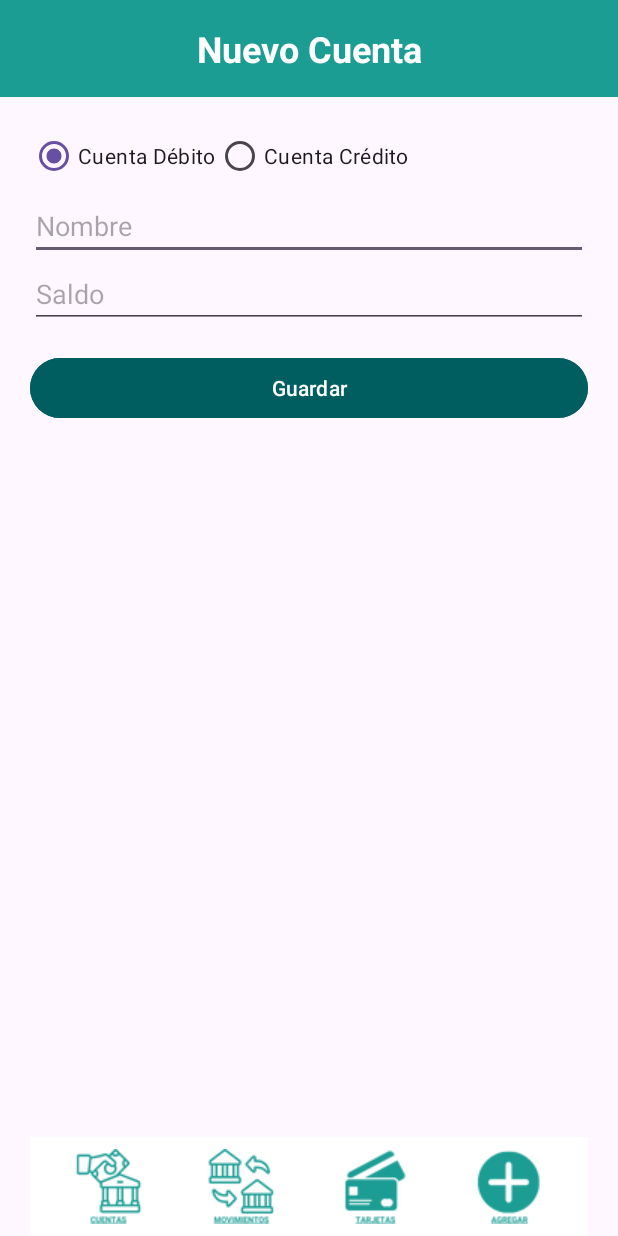
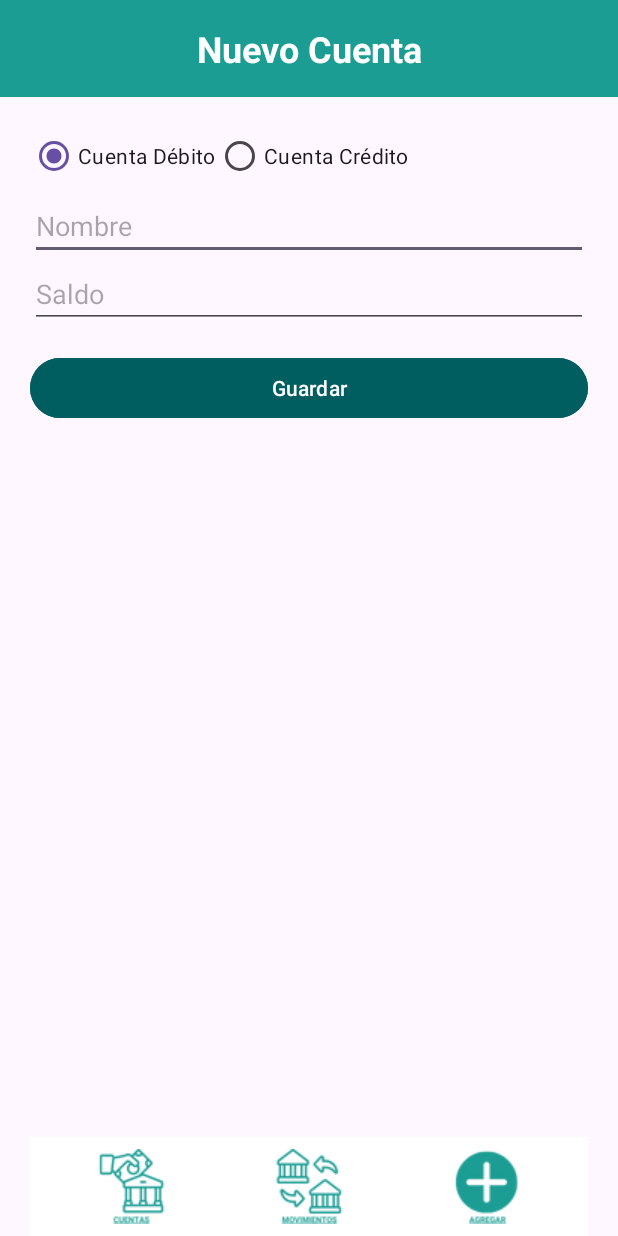
Before and after one commit to PauloMendCu/MoneyMate, an Android app: the CuentasActivity screen opened directly, with no data from a screen before it, after a tap on "AGREGAR CUENTA", on a phone screen of 412 x 824 dp. Run offline under Robolectric (Android 15) with nearby library versions, the phone set to English and light mode, and no system bars; 2 statements that could not run were skipped.

Commit message:
borrando Menu

```diff
--- a/app/src/main/java/com/example/moneymate/CuentasActivity.java
+++ b/app/src/main/java/com/example/moneymate/CuentasActivity.java
@@ -92,14 +92,7 @@ public class CuentasActivity extends AppCompatActivity {
             }
         });
 
-        ImageButton btnVerTarjetas = findViewById(R.id.btnTarjetas);
-        btnVerTarjetas.setOnClickListener(new View.OnClickListener() {
-            @Override
-            public void onClick(View view) {
-                Intent intent = new Intent(CuentasActivity.this, TarjetasCreditoActivity.class);
-                startActivity(intent);
-            }
-        });
+
 
         // Botón para registrar nuevo movimiento
         ImageButton btnNuevoMovimiento = findViewById(R.id.btn_nuevo_movimiento);
--- a/app/src/main/java/com/example/moneymate/NuevaCuentaActivity.java
+++ b/app/src/main/java/com/example/moneymate/NuevaCuentaActivity.java
@@ -56,14 +56,7 @@ public class NuevaCuentaActivity extends AppCompatActivity {
             }
         });
 
-        ImageButton btnVerTarjetas = findViewById(R.id.btnTarjetas);
-        btnVerTarjetas.setOnClickListener(new View.OnClickListener() {
-            @Override
-            public void onClick(View view) {
-                Intent intent = new Intent(NuevaCuentaActivity.this, TarjetasCreditoActivity.class);
-                startActivity(intent);
-            }
-        });
+
         // Botón para ver movimientos
         ImageButton btnVerMovimientos = findViewById(R.id.btn_ver_movimientos);
         btnVerMovimientos.setOnClickListener(new View.OnClickListener() {
--- a/app/src/main/res/layout/activity_nuevacuenta.xml
+++ b/app/src/main/res/layout/activity_nuevacuenta.xml
@@ -118,15 +118,6 @@
                     android:background="@android:color/transparent"
                     android:contentDescription="Ver Movimientos" />
 
-                <ImageButton
-                    android:id="@+id/btnTarjetas"
-                    android:layout_width="0dp"
-                    android:layout_height="wrap_content"
-                    android:layout_weight="1"
-                    android:src="@drawable/ic_tarjeta"
-                    android:background="@android:color/transparent"
-                    android:contentDescription="Ver Movimientos" />
-
 
 
                 <ImageButton
```
Also changed, not shown: app/src/main/java/com/example/moneymate/MovimientosActivity.java (+0 -8 lines), app/src/main/java/com/example/moneymate/MovimientosPorCuentaActivity.java (+1 -8 lines), app/src/main/java/com/example/moneymate/NuevoMovimientoActivity.java (+1 -8 lines), app/src/main/java/com/example/moneymate/RegistrarTarjetaCreditoActivity.java (+1 -8 lines), app/src/main/java/com/example/moneymate/TarjetasCreditoActivity.java (+1 -8 lines), app/src/main/res/layout/activity_cuentas.xml (+1 -8 lines), app/src/main/res/layout/activity_movimientos.xml (+0 -8 lines), app/src/main/res/layout/activity_movimientos_por_cuenta.xml (+0 -8 lines), app/src/main/res/layout/activity_nuevo_movimiento.xml (+0 -8 lines), app/src/main/res/layout/activity_registrar_tarjeta_credito.xml (+0 -8 lines), app/src/main/res/layout/activity_tarjetas_credito.xml (+0 -8 lines).
